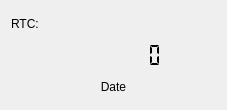
igorf7/OWController, file GUI/OWController/clockview.ui: the form before one commit.
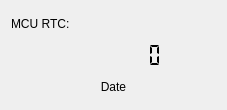
The form after the commit.

```diff
--- a/GUI/OWController/clockview.ui
+++ b/GUI/OWController/clockview.ui
@@ -17,7 +17,7 @@
    <item>
     <widget class="QLabel" name="label">
      <property name="text">
-      <string>RTC:</string>
+      <string>MCU RTC:</string>
      </property>
     </widget>
    </item>
```
Left out of the diff: 12 changed lines with no effect on the pictures.
